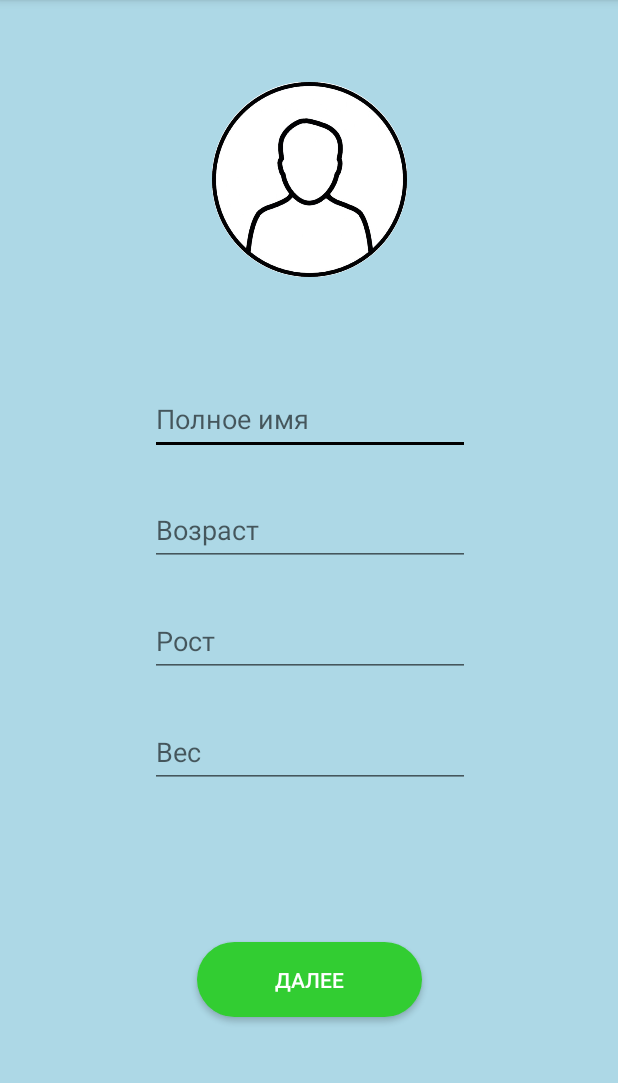
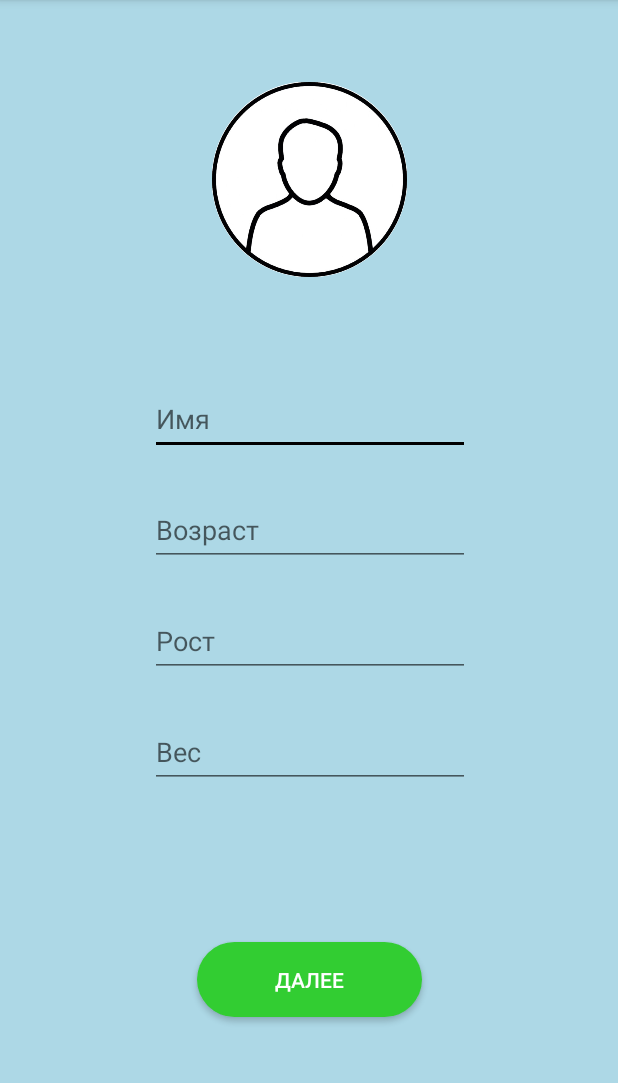
Before and after one commit to Securedill/Runannex, an Android app: the screen it shows after launch (MainActivity), on a phone screen of 412 x 824 dp, the part 84-1167 px from its top. Run offline under Robolectric (Android 15) with nearby library versions, the phone set to English and light mode, and no system bars.

Commit message:
Name_without_full

```diff
--- a/Runannex/app/src/main/res/layout/activity_main.xml
+++ b/Runannex/app/src/main/res/layout/activity_main.xml
@@ -35,7 +35,7 @@
         android:layout_marginStart="8dp"
         android:layout_marginTop="8dp"
         android:ems="10"
-        android:hint="@string/Полное_имя"
+        android:hint="@string/Имя"
         android:inputType="textPersonName"
         android:maxLength="11"
         app:layout_constraintBottom_toBottomOf="parent"
--- a/Runannex/app/src/main/res/values/strings.xml
+++ b/Runannex/app/src/main/res/values/strings.xml
@@ -4,7 +4,7 @@
     <string name="Далее">Далее</string>
     <string name="Возраст">Возраст</string>
     <string name="Вес">Вес</string>
-    <string name="Полное_имя">Полное имя</string>
+    <string name="Имя">Имя</string>
     <string name="error">Заполните поля</string>
 
 </resources>
```
